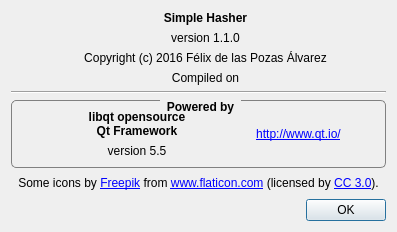
First picture: the form in AboutDialog.ui, repository FelixdelasPozas/SimpleHasher, before the edit.
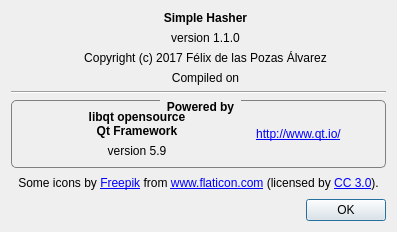
Second picture: the form after the edit. Icons and pictures are not drawn.

Commit message: Release version. Installer files. Use windows registry instead of ini file.

Diff of the .ui file:
```diff
--- a/AboutDialog.ui
+++ b/AboutDialog.ui
@@ -100,7 +100,7 @@
          <item>
           <widget class="QLabel" name="label_4">
            <property name="text">
-            <string>Copyright (c) 2016 Félix de las Pozas Álvarez</string>
+            <string>Copyright (c) 2017 Félix de las Pozas Álvarez</string>
            </property>
            <property name="alignment">
             <set>Qt::AlignCenter</set>
@@ -218,7 +218,7 @@
             <item>
              <widget class="QLabel" name="label_27">
               <property name="text">
-               <string>version 5.5</string>
+               <string>version 5.9</string>
               </property>
               <property name="alignment">
                <set>Qt::AlignCenter</set>
```
The commit also changes 6 other files.
